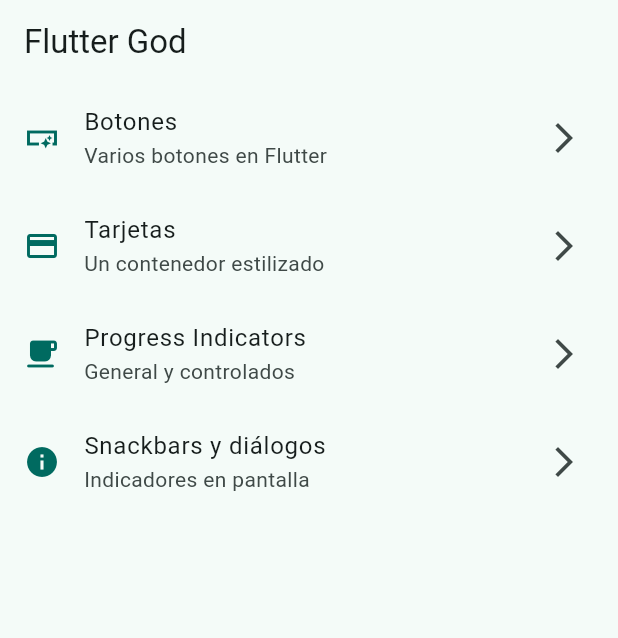
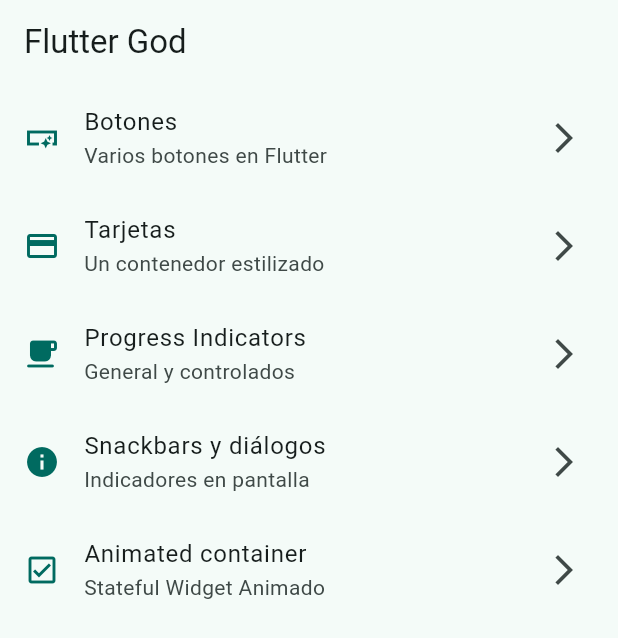
Before and after one commit to JonatanPanjoj/widgets_app, a Flutter app: the screen it shows after launch, on a phone screen of 412 x 824 dp. Shown: the top 638 px of the screen. Run offline on Flutter 3.47's test engine with Material 2 defaults, Android fonts, the phone set to English and light mode, and no system bars; our stand-ins replace go_router.

Commit message:
Animated container terminado

```diff
--- a/lib/config/menu/menu_items.dart
+++ b/lib/config/menu/menu_items.dart
@@ -39,4 +39,10 @@ const appMenuItems = <MenuItem> [
     link: '/snackbars',
     icon: Icons.info,
   ),
+  MenuItem(
+    title: 'Animated container',
+    subTitle: 'Stateful Widget Animado',
+    link: '/animated',
+    icon: Icons.check_box_outlined,
+  ),
 ];
--- a/lib/config/router/app_router.dart
+++ b/lib/config/router/app_router.dart
@@ -29,5 +29,10 @@ final appRouter = GoRouter(
       name: SnackBarScreen.name,
       builder: (context, state) => const SnackBarScreen(),
     ),
+    GoRoute(
+      path: '/animated',
+      name: AnimatedScreen.name,
+      builder: (context, state) => const AnimatedScreen(),
+    ),
   ]
 );
```
Also changed, not shown: lib/presentation/screens/animated/animated_scren.dart (+50 -2 lines).
